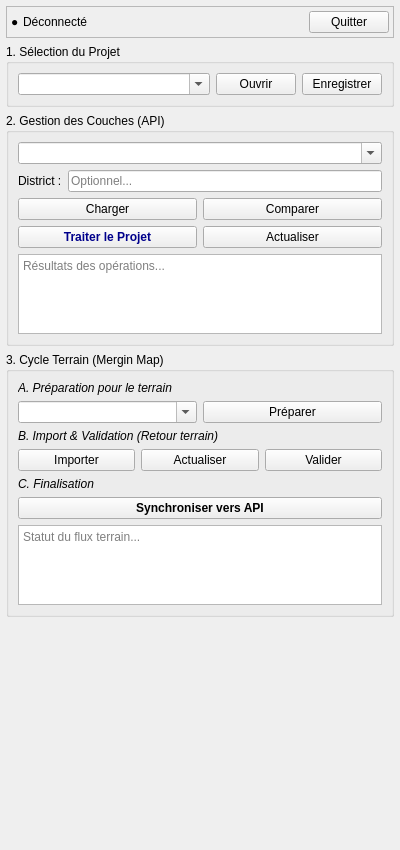
Above: mrv_teraka_dockwidget_base.ui from johrosa/mrv_teraka before the change. Below: the same form after it.
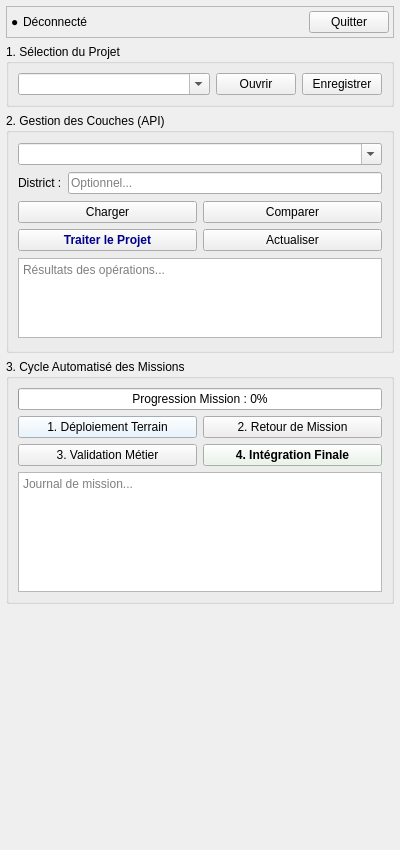
That is the form after the change.

Commit message: Automate mission lifecycle and integrate native Mergin API

```diff
--- a/mrv_teraka_dockwidget_base.ui
+++ b/mrv_teraka_dockwidget_base.ui
@@ -239,111 +239,73 @@
     <item>
      <widget class="QGroupBox" name="groupBoxMergin">
       <property name="title">
-       <string>3. Cycle Terrain (Mergin Map)</string>
+       <string>3. Cycle Automatisé des Missions</string>
       </property>
       <layout class="QVBoxLayout" name="verticalLayoutMergin">
        <item>
-        <widget class="QLabel" name="labelMerginStep1">
-         <property name="font">
-          <font>
-           <italic>true</italic>
-          </font>
+        <widget class="QProgressBar" name="missionProgressBar">
+         <property name="value">
+          <number>0</number>
          </property>
-         <property name="text">
-          <string>A. Préparation pour le terrain</string>
+         <property name="textVisible">
+          <bool>true</bool>
          </property>
+         <property name="format">
+          <string>Progression Mission : %p%</string>
+         </property>
         </widget>
        </item>
        <item>
-        <layout class="QHBoxLayout" name="horizontalLayoutMerginPrep">
-         <item>
-          <widget class="QComboBox" name="merginEndpointComboBox">
-           <property name="editable">
-            <bool>true</bool>
+        <layout class="QGridLayout" name="gridLayoutMission">
+         <item row="0" column="0">
+          <widget class="QPushButton" name="autoPrepareButton">
+           <property name="styleSheet">
+            <string notr="true">background-color: #e3f2fd;</string>
            </property>
-          </widget>
-         </item>
-         <item>
-          <widget class="QPushButton" name="prepareMerginButton">
            <property name="text">
-            <string>Préparer</string>
+            <string>1. Déploiement Terrain</string>
            </property>
           </widget>
          </item>
-        </layout>
-       </item>
-       <item>
-        <widget class="QLabel" name="labelMerginStep2">
-         <property name="font">
-          <font>
-           <italic>true</italic>
-          </font>
-         </property>
-         <property name="text">
-          <string>B. Import &amp; Validation (Retour terrain)</string>
-         </property>
-        </widget>
-       </item>
-       <item>
-        <layout class="QHBoxLayout" name="horizontalLayoutMerginImport">
-         <item>
-          <widget class="QPushButton" name="loadFromMerginButton">
+         <item row="0" column="1">
+          <widget class="QPushButton" name="autoImportButton">
            <property name="text">
-            <string>Importer</string>
+            <string>2. Retour de Mission</string>
            </property>
           </widget>
          </item>
-         <item>
-          <widget class="QPushButton" name="refreshFromMerginButton">
+         <item row="1" column="0">
+          <widget class="QPushButton" name="autoValidateButton">
            <property name="text">
-            <string>Actualiser</string>
+            <string>3. Validation Métier</string>
            </property>
           </widget>
          </item>
-         <item>
-          <widget class="QPushButton" name="openValidationButton">
+         <item row="1" column="1">
+          <widget class="QPushButton" name="autoSyncButton">
+           <property name="styleSheet">
+            <string notr="true">background-color: #e8f5e9; font-weight: bold;</string>
+           </property>
            <property name="text">
-            <string>Valider</string>
+            <string>4. Intégration Finale</string>
            </property>
           </widget>
          </item>
         </layout>
        </item>
-       <item>
-        <widget class="QLabel" name="labelMerginStep3">
-         <property name="font">
-          <font>
-           <italic>true</italic>
-          </font>
-         </property>
-         <property name="text">
-          <string>C. Finalisation</string>
-         </property>
-        </widget>
-       </item>
-       <item>
-        <widget class="QPushButton" name="syncToBackendButton">
-         <property name="styleSheet">
-          <string notr="true">font-weight: bold;</string>
-         </property>
-         <property name="text">
-          <string>Synchroniser vers API</string>
-         </property>
-        </widget>
-       </item>
        <item>
         <widget class="QTextEdit" name="merginResultsTextEdit">
          <property name="maximumSize">
           <size>
            <width>16777215</width>
-           <height>80</height>
+           <height>120</height>
           </size>
          </property>
          <property name="readOnly">
           <bool>true</bool>
          </property>
          <property name="placeholderText">
-          <string>Statut du flux terrain...</string>
+          <string>Journal de mission...</string>
          </property>
         </widget>
        </item>
```
Left out of the diff: 2 changed lines with no effect on the pictures. The commit also changes 13 other files.
